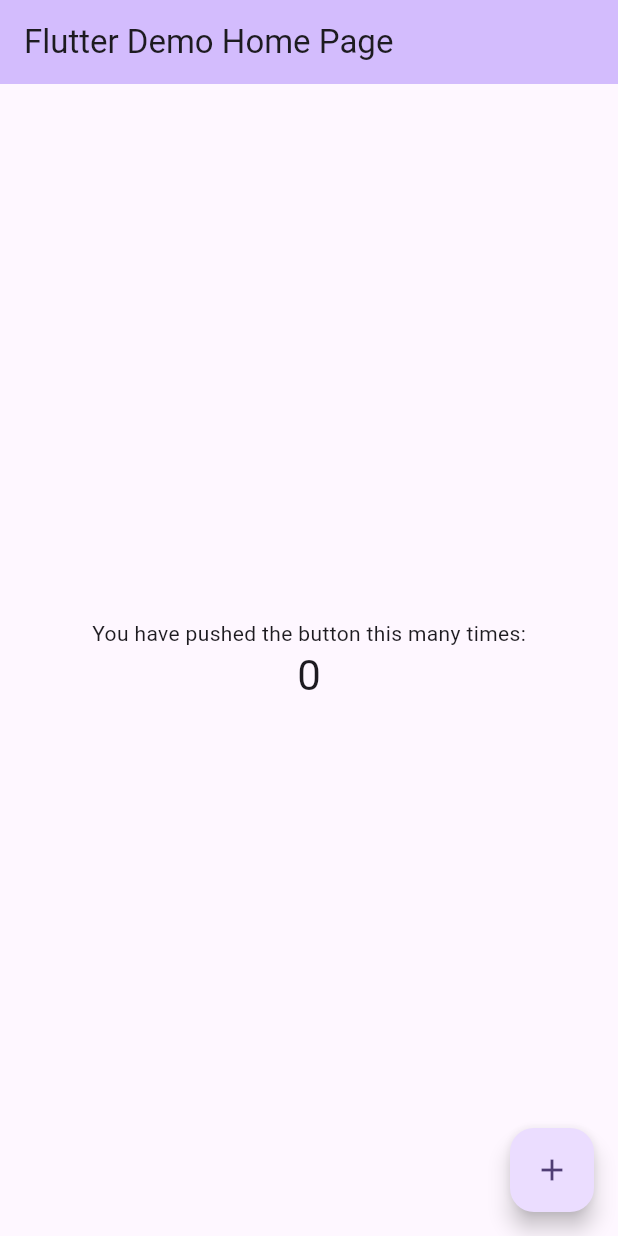
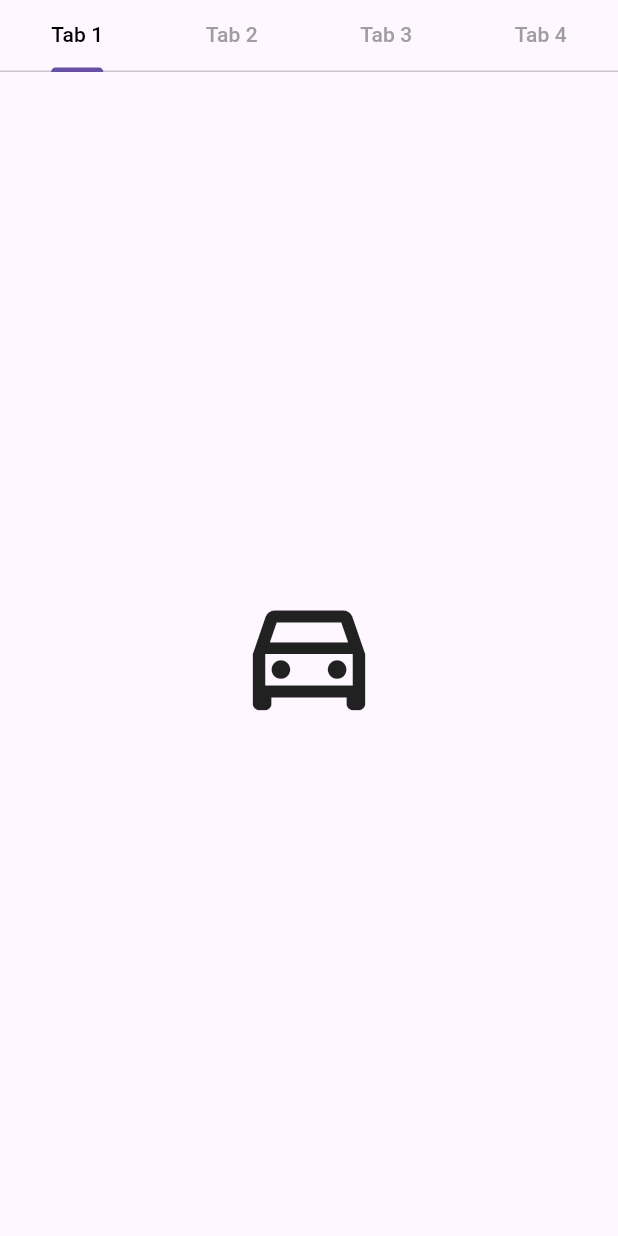
Before and after one commit to Abrilskop/Flutter-UI-Navigation, a Flutter app: the screen it shows after launch, on a phone screen of 412 x 824 dp. Run offline on Flutter 3.47's test engine with Material 3 defaults, Android fonts, the phone set to English and light mode, and no system bars.

Commit message:
feat: Add actividad 1

```diff
--- a/lib/main.dart
+++ b/lib/main.dart
@@ -1,125 +1,27 @@
-import 'package:flutter/material.dart';
+/*AUTOR: Gianella Alexandra Ramos Ticahuanca */
+
+import "package:flutter/material.dart";
+
+import 'package:tabbarynavegacion/screens/tabs_screen.dart';
+
 
 void main() {
   runApp(const MyApp());
 }
 
-class MyApp extends StatelessWidget {
+class MyApp extends StatelessWidget{
   const MyApp({super.key});
 
-  // This widget is the root of your application.
+  // este widget
   @override
-  Widget build(BuildContext context) {
+  Widget build(BuildContext context){
     return MaterialApp(
-      title: 'Flutter Demo',
-      theme: ThemeData(
-        // This is the theme of your application.
-        //
-        // TRY THIS: Try running your application with "flutter run". You'll see
-        // the application has a purple toolbar. Then, without quitting the app,
-        // try changing the seedColor in the colorScheme below to Colors.green
-        // and then invoke "hot reload" (save your changes or press the "hot
-        // reload" button in a Flutter-supported IDE, or press "r" if you used
-        // the command line to start the app).
-        //
-        // Notice that the counter didn't reset back to zero; the application
-        // state is not lost during the reload. To reset the state, use hot
-        // restart instead.
-        //
-        // This works for code too, not just values: Most code changes can be
-        // tested with just a hot reload.
-        colorScheme: ColorScheme.fromSeed(seedColor: Colors.deepPurple),
-        useMaterial3: true,
-      ),
-      home: const MyHomePage(title: 'Flutter Demo Home Page'),
+      debugShowCheckedModeBanner: false,
+      title: 'Material App',
+      initialRoute: 'tabs',
+      routes:{
+        'tabs': (context) => const TabsScreen()
+      }
     );
   }
 }
-
-class MyHomePage extends StatefulWidget {
-  const MyHomePage({super.key, required this.title});
-
-  // This widget is the home page of your application. It is stateful, meaning
-  // that it has a State object (defined below) that contains fields that affect
-  // how it looks.
-
-  // This class is the configuration for the state. It holds the values (in this
-  // case the title) provided by the parent (in this case the App widget) and
-  // used by the build method of the State. Fields in a Widget subclass are
-  // always marked "final".
-
-  final String title;
-
-  @override
-  State<MyHomePage> createState() => _MyHomePageState();
-}
-
-class _MyHomePageState extends State<MyHomePage> {
-  int _counter = 0;
-
-  void _incrementCounter() {
-    setState(() {
-      // This call to setState tells the Flutter framework that something has
-      // changed in this State, which causes it to rerun the build method below
-      // so that the display can reflect the updated values. If we changed
-      // _counter without calling setState(), then the build method would not be
-      // called again, and so nothing would appear to happen.
-      _counter++;
-    });
-  }
-
-  @override
-  Widget build(BuildContext context) {
-    // This method is rerun every time setState is called, for instance as done
-    // by the _incrementCounter method above.
-    //
-    // The Flutter framework has been optimized to make rerunning build methods
-    // fast, so that you can just rebuild anything that needs updating rather
-    // than having to individually change instances of widgets.
-    return Scaffold(
-      appBar: AppBar(
-        // TRY THIS: Try changing the color here to a specific color (to
-        // Colors.amber, perhaps?) and trigger a hot reload to see the AppBar
-        // change color while the other colors stay the same.
-        backgroundColor: Theme.of(context).colorScheme.inversePrimary,
-        // Here we take the value from the MyHomePage object that was created by
-        // the App.build method, and use it to set our appbar title.
-        title: Text(widget.title),
-      ),
-      body: Center(
-        // Center is a layout widget. It takes a single child and positions it
-        // in the middle of the parent.
-        child: Column(
-          // Column is also a layout widget. It takes a list of children and
-          // arranges them vertically. By default, it sizes itself to fit its
-          // children horizontally, and tries to be as tall as its parent.
-          //
-          // Column has various properties to control how it sizes itself and
-          // how it positions its children. Here we use mainAxisAlignment to
-          // center the children vertically; the main axis here is the vertical
-          // axis because Columns are vertical (the cross axis would be
-          // horizontal).
-          //
-          // TRY THIS: Invoke "debug painting" (choose the "Toggle Debug Paint"
-          // action in the IDE, or press "p" in the console), to see the
-          // wireframe for each widget.
-          mainAxisAlignment: MainAxisAlignment.center,
-          children: <Widget>[
-            const Text(
-              'You have pushed the button this many times:',
-            ),
-            Text(
-              '$_counter',
-              style: Theme.of(context).textTheme.headlineMedium,
-            ),
-          ],
-        ),
-      ),
-      floatingActionButton: FloatingActionButton(
-        onPressed: _incrementCounter,
-        tooltip: 'Increment',
-        child: const Icon(Icons.add),
-      ), // This trailing comma makes auto-formatting nicer for build methods.
-    );
-  }
-}
--- /dev/null
+++ b/lib/screens/tabs_screen.dart
@@ -0,0 +1,40 @@
+import 'package:flutter/material.dart';
+
+class TabsScreen extends StatelessWidget {
+  const TabsScreen({super.key});
+
+  @override
+  Widget build(BuildContext context) {
+    return DefaultTabController(
+      length: 4,
+      child: Scaffold(
+        body: SafeArea(
+          child: Column(
+            children: const [
+              TabBar(
+                labelColor: Colors.black,
+                unselectedLabelColor: Colors.grey,
+                tabs: [
+                  Tab(text: 'Tab 1'),
+                  Tab(text: 'Tab 2'),
+                  Tab(text: 'Tab 3'),
+                  Tab(text: 'Tab 4'),
+                ],
+              ),
+              Expanded(
+                child: TabBarView(
+                  children: [
+                    Icon(Icons.directions_car_outlined, size: 100),
+                    Icon(Icons.directions_transit_filled_outlined, size: 100),
+                    Icon(Icons.directions_bike_sharp, size: 100),
+                    Icon(Icons.directions_walk_sharp, size: 100),
+                  ],
+                ),
+              ),
+            ],
+          ),
+        ),
+      ),
+    );
+  }
+}
```
